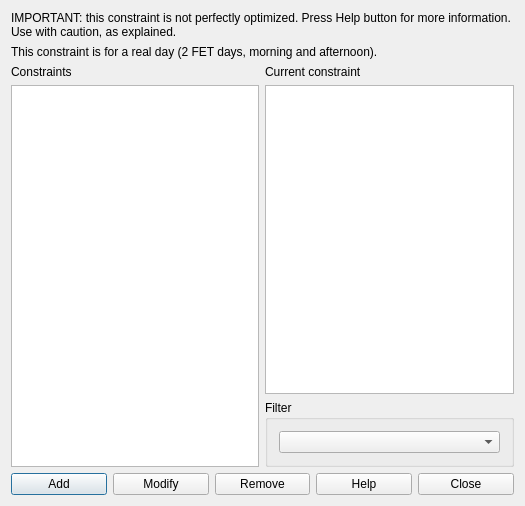
First picture: the form in fet/src/interface/constraintstudentssetmaxgapsperrealdayform_template.ui, repository vonmecheln/fet, before the edit.
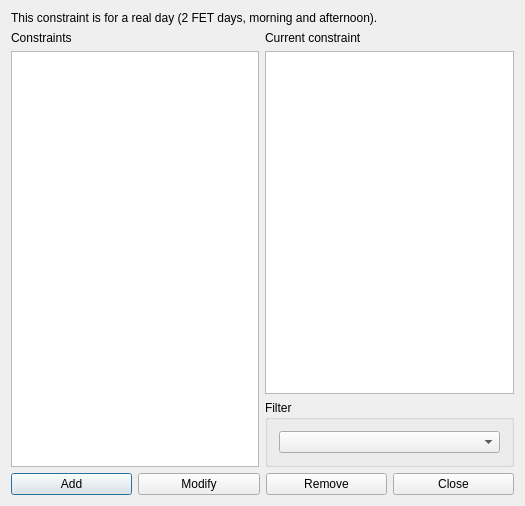
Second picture: the form after the edit.

```diff
--- a/fet/src/interface/constraintstudentssetmaxgapsperrealdayform_template.ui
+++ b/fet/src/interface/constraintstudentssetmaxgapsperrealdayform_template.ui
@@ -14,39 +14,39 @@
    <string extracomment="This is the title of the dialog to see the list of all constraints of this type">Constraints students set max gaps per real day</string>
   </property>
   <layout class="QGridLayout" name="gridLayout_2">
-   <item row="0" column="0" colspan="2">
-    <widget class="QLabel" name="label">
-     <property name="sizePolicy">
-      <sizepolicy hsizetype="Minimum" vsizetype="Minimum">
-       <horstretch>0</horstretch>
-       <verstretch>0</verstretch>
-      </sizepolicy>
-     </property>
+   <item row="3" column="0" colspan="2">
+    <layout class="QHBoxLayout" name="horizontalLayout">
+     <item>
+      <widget class="QPushButton" name="addConstraintPushButton">
+       <property name="text">
+        <string>Add</string>
+       </property>
+      </widget>
+     </item>
+     <item>
+      <widget class="QPushButton" name="modifyConstraintPushButton">
      <property name="text">
-      <string>IMPORTANT: this constraint is not perfectly optimized. Press Help button for more information. Use with caution, as explained.</string>
-     </property>
-     <property name="wordWrap">
-      <bool>true</bool>
-     </property>
-    </widget>
-   </item>
-   <item row="1" column="0" colspan="2">
-    <widget class="QLabel" name="label_2">
-     <property name="sizePolicy">
-      <sizepolicy hsizetype="Minimum" vsizetype="Minimum">
-       <horstretch>0</horstretch>
-       <verstretch>0</verstretch>
-      </sizepolicy>
-     </property>
+        <string>Modify</string>
+       </property>
+      </widget>
+     </item>
+     <item>
+      <widget class="QPushButton" name="removeConstraintPushButton">
+       <property name="text">
+        <string>Remove</string>
+       </property>
+      </widget>
+     </item>
+     <item>
+      <widget class="QPushButton" name="closePushButton">
      <property name="text">
-      <string>This constraint is for a real day (2 FET days, morning and afternoon).</string>
-     </property>
-     <property name="wordWrap">
-      <bool>true</bool>
-     </property>
-    </widget>
-   </item>
-   <item row="2" column="0" rowspan="2">
+        <string>Close</string>
+       </property>
+      </widget>
+     </item>
+    </layout>
+   </item>
+   <item row="1" column="0" rowspan="2">
     <layout class="QVBoxLayout" name="verticalLayout">
      <item>
       <widget class="QLabel" name="constraintsTextLabel">
@@ -70,23 +70,6 @@
     </layout>
    </item>
    <item row="2" column="1">
-    <layout class="QVBoxLayout" name="verticalLayout_2">
-     <item>
-      <widget class="QLabel" name="currentConstraintTextLabel">
-       <property name="text">
-        <string>Current constraint</string>
-       </property>
-       <property name="wordWrap">
-        <bool>false</bool>
-       </property>
-      </widget>
-     </item>
-     <item>
-      <widget class="QPlainTextEdit" name="currentConstraintTextEdit"/>
-     </item>
-    </layout>
-   </item>
-   <item row="3" column="1">
     <widget class="QGroupBox" name="filterGroupBox">
      <property name="title">
       <string>Filter</string>
@@ -98,42 +81,36 @@
      </layout>
     </widget>
    </item>
-   <item row="4" column="0" colspan="2">
-    <layout class="QHBoxLayout" name="horizontalLayout">
-     <item>
-      <widget class="QPushButton" name="addConstraintPushButton">
-       <property name="text">
-        <string>Add</string>
-       </property>
-      </widget>
-     </item>
-     <item>
-      <widget class="QPushButton" name="modifyConstraintPushButton">
+   <item row="0" column="0" colspan="2">
+    <widget class="QLabel" name="label_2">
+     <property name="sizePolicy">
+      <sizepolicy hsizetype="Minimum" vsizetype="Minimum">
+       <horstretch>0</horstretch>
+       <verstretch>0</verstretch>
+      </sizepolicy>
+     </property>
        <property name="text">
-        <string>Modify</string>
-       </property>
-      </widget>
-     </item>
-     <item>
-      <widget class="QPushButton" name="removeConstraintPushButton">
-       <property name="text">
-        <string>Remove</string>
+      <string>This constraint is for a real day (2 FET days, morning and afternoon).</string>
+     </property>
+     <property name="wordWrap">
+      <bool>true</bool>
        </property>
       </widget>
      </item>
+   <item row="1" column="1">
+    <layout class="QVBoxLayout" name="verticalLayout_2">
      <item>
-      <widget class="QPushButton" name="helpPushButton">
+      <widget class="QLabel" name="currentConstraintTextLabel">
        <property name="text">
-        <string>Help</string>
+        <string>Current constraint</string>
        </property>
+       <property name="wordWrap">
+        <bool>false</bool>
+       </property>
       </widget>
      </item>
      <item>
-      <widget class="QPushButton" name="closePushButton">
-       <property name="text">
-        <string>Close</string>
-       </property>
-      </widget>
+      <widget class="QPlainTextEdit" name="currentConstraintTextEdit"/>
      </item>
     </layout>
    </item>
```
Lines whose indentation alone changed are shown as unchanged.
